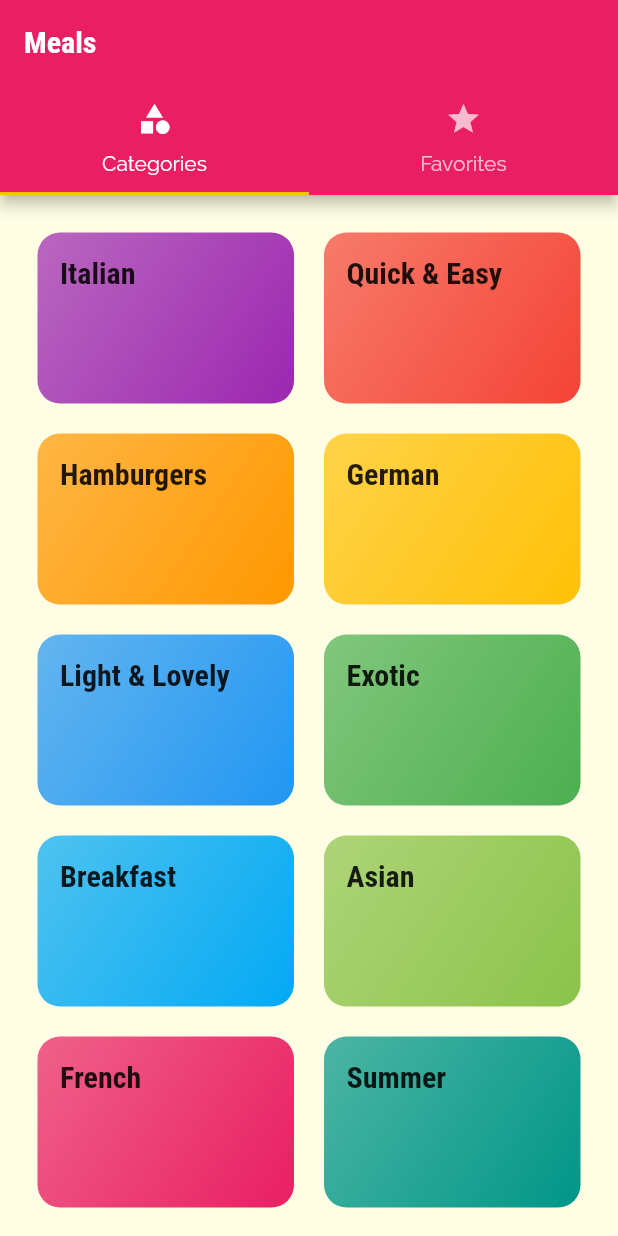
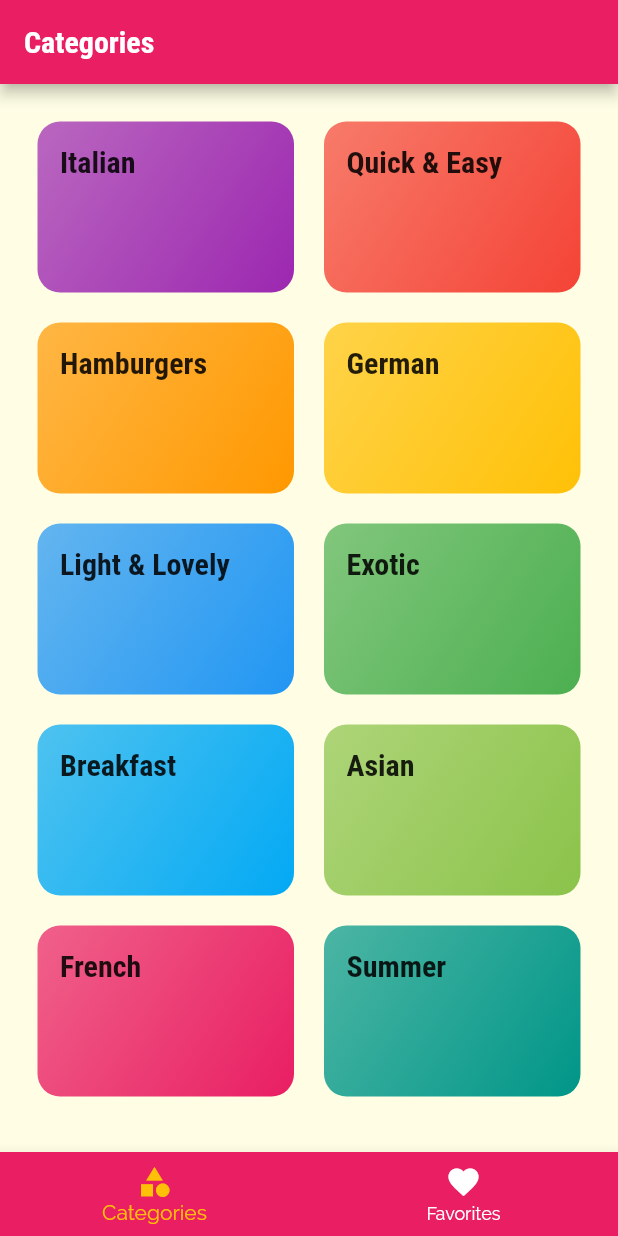
Before and after one commit to arzumanyasha/flutter_application_3, a Flutter app: the screen it shows after launch, on a phone screen of 412 x 824 dp. Run offline on Flutter 3.47's test engine with Material 2 defaults, Android fonts, the phone set to English and light mode, and no system bars.

```diff
--- a/lib/screens/tabs_screen.dart
+++ b/lib/screens/tabs_screen.dart
@@ -1,6 +1,6 @@
 import 'package:flutter/material.dart';
-import 'package:flutter_complete_guide/screens/favorites_screen.dart';
 
+import './favorites_screen.dart';
 import './categories_screen.dart';
 
 class TabsScreen extends StatefulWidget {
@@ -9,32 +9,44 @@ class TabsScreen extends StatefulWidget {
 }
 
 class _TabsScreenState extends State<TabsScreen> {
+  final List<Map<String, Object>> _pages = [
+    {'page': CategoriesScreen(), 'title': 'Categories'},
+    {'page': FavoritesScreen(), 'title': 'Your Favorites'},
+  ];
+  int _selectedPageIndex = 0;
+
+  void _selectPage(int index) {
+    setState(() {
+      _selectedPageIndex = index;
+    });
+  }
+
   @override
   Widget build(BuildContext context) {
-    return DefaultTabController(
-      length: 2,
-      child: Scaffold(
-        appBar: AppBar(
-          title: const Text('Meals'),
-          bottom: TabBar(
-            tabs: [
-              const Tab(
-                icon: const Icon(Icons.category),
-                text: 'Categories',
-              ),
-              const Tab(
-                icon: const Icon(Icons.star),
-                text: 'Favorites',
-              ),
-            ],
+    return Scaffold(
+      appBar: AppBar(
+        title: Text(_pages[_selectedPageIndex]['title']),
+      ),
+      body: _pages[_selectedPageIndex]['page'],
+      bottomNavigationBar: BottomNavigationBar(
+        unselectedItemColor: Colors.white,
+        selectedItemColor: Theme.of(context).accentColor,
+        currentIndex: _selectedPageIndex,
+        //type: BottomNavigationBarType.fixed,
+        onTap: _selectPage,
+        backgroundColor: Theme.of(context).primaryColor,
+        items: [
+          BottomNavigationBarItem(
+            backgroundColor: Theme.of(context).primaryColor,
+            icon: const Icon(Icons.category),
+            label: 'Categories',
           ),
-        ),
-        body: TabBarView(
-          children: [
-            CategoriesScreen(),
-            FavoritesScreen(),
-          ],
-        ),
+          BottomNavigationBarItem(
+            backgroundColor: Theme.of(context).primaryColor,
+            icon: const Icon(Icons.favorite),
+            label: 'Favorites',
+          ),
+        ],
       ),
     );
   }
```
